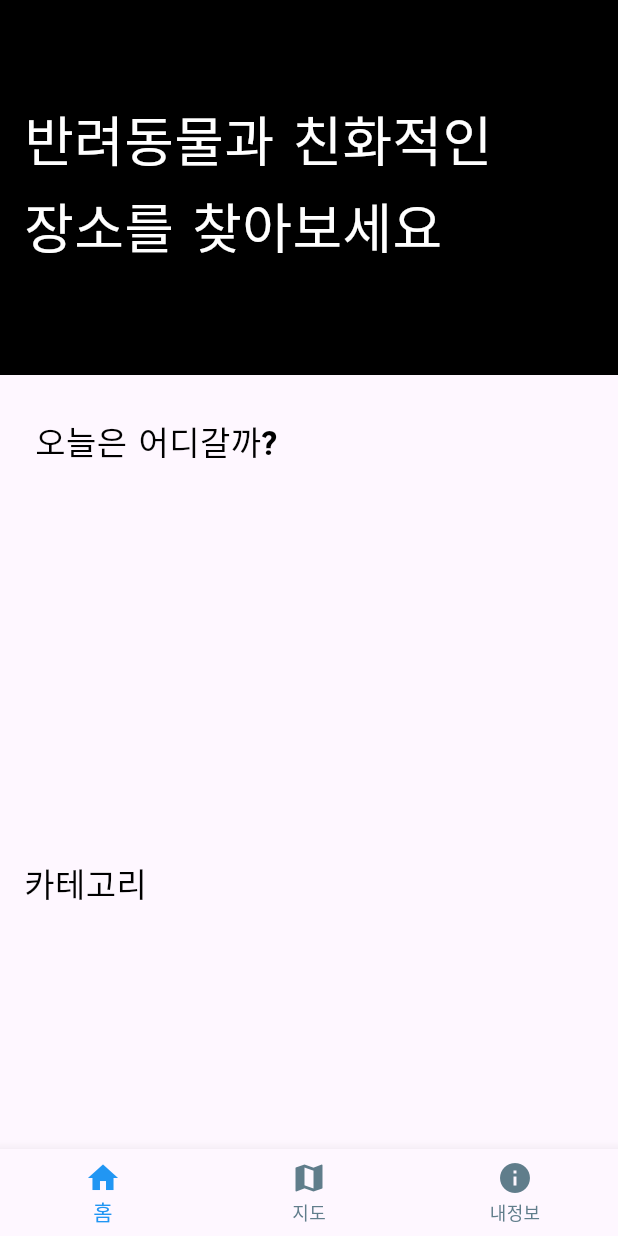
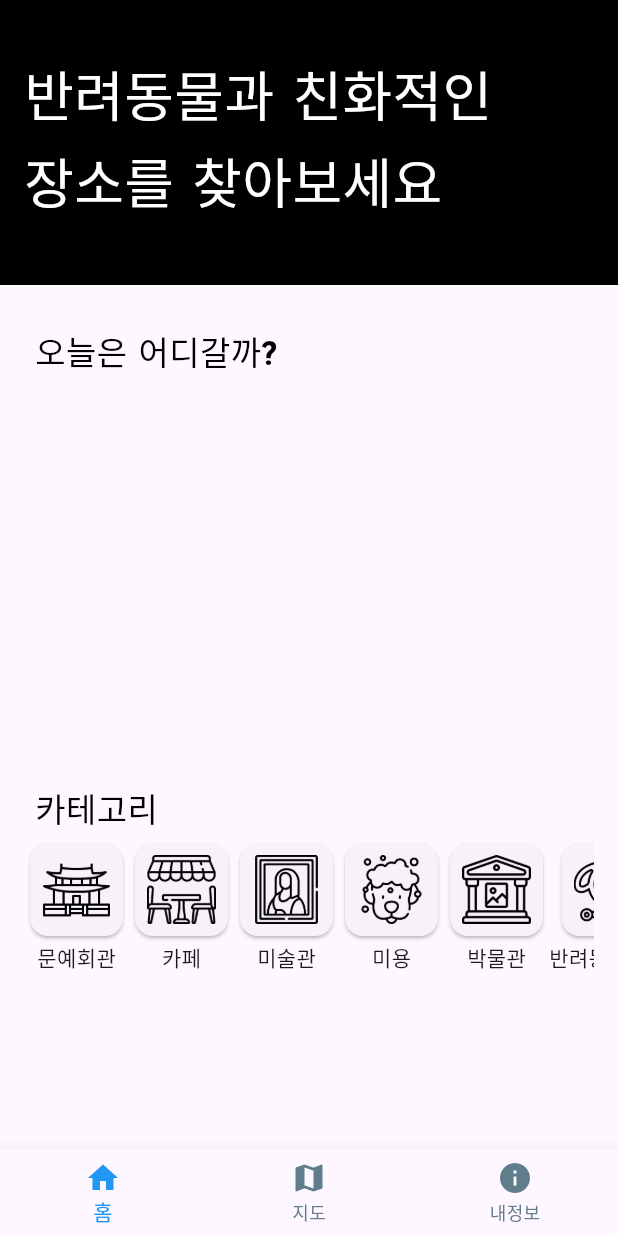
Before and after one commit to Glibrary-Source/Project_dangoing, a Flutter app: the screen it shows after launch, on a phone screen of 412 x 824 dp. Run offline on Flutter 3.47's test engine with Material 3 defaults, Android fonts, the phone set to English and light mode, and no system bars; our stand-ins replace cloud_firestore, firebase_core, get, lottie; accounts and stored records are empty; generated files the repository leaves out were written again.

Commit message:
feature: homepage categorylist update

```diff
--- /dev/null
+++ b/lib/component/category_store_list_widget.dart
@@ -0,0 +1,48 @@
+import 'package:flutter/material.dart';
+import 'package:project_dangoing/data/category_list_data.dart';
+
+class CategoryStoreListWidget extends StatefulWidget {
+  final index;
+  Map<String, String> categoryListData;
+
+  CategoryStoreListWidget(
+      {super.key, required this.index, required this.categoryListData});
+
+  @override
+  State<CategoryStoreListWidget> createState() =>
+      _CategoryStoreListWidgetState();
+}
+
+class _CategoryStoreListWidgetState extends State<CategoryStoreListWidget> {
+  Map<String, String> data = {};
+  List<String> categoryImgList = [];
+  List<String> categoryTitleList = [];
+
+  @override
+  void initState() {
+    data = widget.categoryListData;
+    categoryImgList = data.values.toList();
+    categoryTitleList = data.keys.toList();
+
+    super.initState();
+  }
+
+  @override
+  Widget build(BuildContext context) {
+    return Column(
+      children: [
+        Expanded(
+            child: Card(
+              child: Padding(
+                padding: EdgeInsets.all(8),
+                child: Image.asset(
+                  categoryImgList[widget.index],
+                  fit: BoxFit.cover,
+                        ),
+              ),
+            )),
+        Text(categoryTitleList[widget.index])
+      ],
+    );
+  }
+}
--- /dev/null
+++ b/lib/data/category_list_data.dart
@@ -0,0 +1,23 @@
+
+class CategoryListData {
+
+  Map<String, String> categoryMap = {
+    "문예회관" : "assets/images/img_category_item_korea_gate.png",
+    "카페": "assets/images/img_category_item_korea_cafe.png",
+    "미술관": "assets/images/img_category_item_korea_art_gallery.png",
+    "미용": "assets/images/img_category_item_korea_petsalong.png",
+    "박물관": "assets/images/img_category_item_korea_museum.png",
+    "반려동물용품": "assets/images/img_category_item_korea_dog_tools.png",
+    "식당": "assets/images/img_category_item_korea_restaurant.png",
+    "여행지": "assets/images/img_category_item_korea_trip.png",
+    "위탁관리": "assets/images/img_category_item_korea_management.png",
+    "펜션": "assets/images/img_category_item_korea_swimming_pool.png"
+  };
+
+  Map<String, String> getCategoryMap() {
+    return categoryMap;
+  }
+
+
+
+}
--- a/lib/pages/home_page.dart
+++ b/lib/pages/home_page.dart
@@ -1,8 +1,10 @@
 import 'package:flutter/cupertino.dart';
 import 'package:flutter/material.dart';
 import 'package:get/get.dart';
+import 'package:project_dangoing/component/category_store_list_widget.dart';
 import 'package:project_dangoing/component/recommend_store_list_widget.dart';
 import 'package:project_dangoing/controller/store_controller.dart';
+import 'package:project_dangoing/data/category_list_data.dart';
 import 'package:project_dangoing/utils/text_manager.dart';
 
 class HomePage extends StatefulWidget {
@@ -15,10 +17,14 @@ class HomePage extends StatefulWidget {
 class _HomePageState extends State<HomePage> {
   StoreController storeController = Get.find();
   TextManager textManager = TextManager();
+  CategoryListData categoryListData = CategoryListData();
+  Map<String, String> categoryListMap = {};
 
   @override
   void initState() {
     storeController.getStoreList();
+    categoryListMap = categoryListData.getCategoryMap();
+    print("갯수 입니다 ${categoryListMap.length}");
 
     super.initState();
   }
@@ -32,7 +38,7 @@ class _HomePageState extends State<HomePage> {
           child: Column(
             children: [
               Container(
-                height: 250,
+                height: 190,
                 padding: EdgeInsets.only(left: 16),
                 alignment: Alignment.centerLeft,
                 decoration: BoxDecoration(color: Colors.black),
@@ -46,7 +52,7 @@ class _HomePageState extends State<HomePage> {
               ),
               Container(
                 margin:
-                    EdgeInsets.only(left: 16, right: 16, top: 28, bottom: 28),
+                    EdgeInsets.only(left: 16, right: 16, top: 28),
                 child: Column(
                   mainAxisAlignment: MainAxisAlignment.start,
                   crossAxisAlignment: CrossAxisAlignment.start,
@@ -58,7 +64,7 @@ class _HomePageState extends State<HomePage> {
                             color: Colors.black)),
                     controller.storeList == null
                         ? SizedBox(height: 50)
-                        : SizedBox(height: 260,
+                        : SizedBox(height: 270,
                           child: ListView.builder(
                               itemCount: controller.storeList.length,
                               scrollDirection: Axis.horizontal,
@@ -67,20 +73,19 @@ class _HomePageState extends State<HomePage> {
                                     controller: controller, index: index);
                               }),
                         ),
-                    Text("카테고리",
+                    Text(" 카테고리",
                         style: TextStyle(
                             fontSize: 22,
                             fontFamily: 'JosefinSans-Bold',
                             color: Colors.black)),
                     SizedBox(
-                      height: 10,
-                    ),
-                    Column(
-                      children: [
-                        Container(
-                          decoration: BoxDecoration(color: Colors.orange),
-                        )
-                      ],
+                      height: 90,
+                      child: ListView.builder(
+                          scrollDirection: Axis.horizontal,
+                          itemCount: categoryListMap.length,
+                          itemBuilder: (context, index){
+                            return CategoryStoreListWidget(index: index, categoryListData: categoryListMap);
+                          }),
                     )
                   ],
                 ),
@@ -92,83 +97,4 @@ class _HomePageState extends State<HomePage> {
     });
   }
 
-// @override
-// Widget build(BuildContext context) {
-//   return GetBuilder<StoreController>(builder: (controller) {
-//     return Scaffold(
-//       body: Column(
-//         children: [
-//           Expanded(
-//               flex: 3,
-//               child: Container(
-//                 width: double.infinity,
-//                 height: double.infinity,
-//                 padding: EdgeInsets.only(left: 16),
-//                 alignment: Alignment.centerLeft,
-//                 decoration: BoxDecoration(color: Colors.black),
-//                 child: Text(
-//                   "반려동물과 친화적인\n장소를 찾아보세요",
-//                   style: TextStyle(
-//                       fontSize: 36,
-//                       fontFamily: 'JosefinSans-Bold',
-//                       color: Colors.white),
-//                 ),
-//               )),
-//           Expanded(
-//             flex: 7,
-//             child: Container(
-//               width: double.infinity,
-//               height: double.infinity,
-//               margin:
-//                   EdgeInsets.only(left: 16, right: 16, top: 28, bottom: 28),
-//               child: Column(
-//                 mainAxisAlignment: MainAxisAlignment.start,
-//                 crossAxisAlignment: CrossAxisAlignment.start,
-//                 children: [
-//                   Text(" 오늘은 어디갈까?",
-//                       style: TextStyle(
-//                           fontSize: 22,
-//                           fontFamily: 'JosefinSans-Bold',
-//                           color: Colors.black)),
-//                   controller.storeList == null
-//                       ? SizedBox(height: 50)
-//                       : Flexible(
-//                           flex: 4,
-//                           child: ListView.builder(
-//                               itemCount: controller.storeList.length,
-//                               scrollDirection: Axis.horizontal,
-//                               itemBuilder: (context, index) {
-//                                 return RecommendStoreListWidget(controller: controller, index: index);
-//                               })
-//                   ),
-//                   SizedBox(
-//                     height: 20,
-//                   ),
-//                   Text("카테고리",
-//                       style: TextStyle(
-//                           fontSize: 22,
-//                           fontFamily: 'JosefinSans-Bold',
-//                           color: Colors.black)),
-//                   SizedBox(
-//                     height: 10,
-//                   ),
-//                   Flexible(
-//                       flex: 2,
-//                       child: Column(
-//                         children: [
-//                           Expanded(
-//                               child: Container(
-//                             decoration: BoxDecoration(color: Colors.orange),
-//                           ))
-//                         ],
-//                       )),
-//                 ],
-//               ),
-//             ),
-//           )
-//         ],
-//       ),
-//     );
-//   });
-// }
 }
```
Also changed, not shown: assets/images/img_category_item_korea_art_gallery.png (added), assets/images/img_category_item_korea_cafe.png (added), assets/images/img_category_item_korea_dog_tools.png (added), assets/images/img_category_item_korea_gate.png (added), assets/images/img_category_item_korea_hotel.png (added), assets/images/img_category_item_korea_management.png (added), assets/images/img_category_item_korea_museum.png (added), assets/images/img_category_item_korea_petsalong.png (added), assets/images/img_category_item_korea_restaurant.png (added), assets/images/img_category_item_korea_swimming_pool.png (added), assets/images/img_category_item_korea_trip.png (added).
